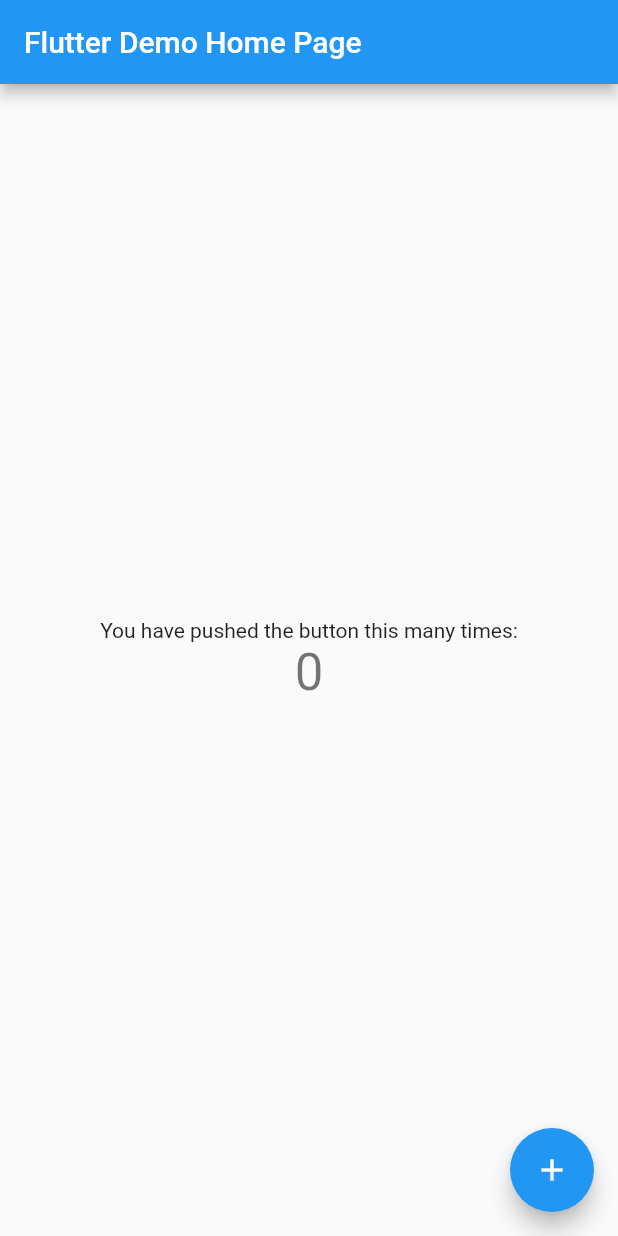
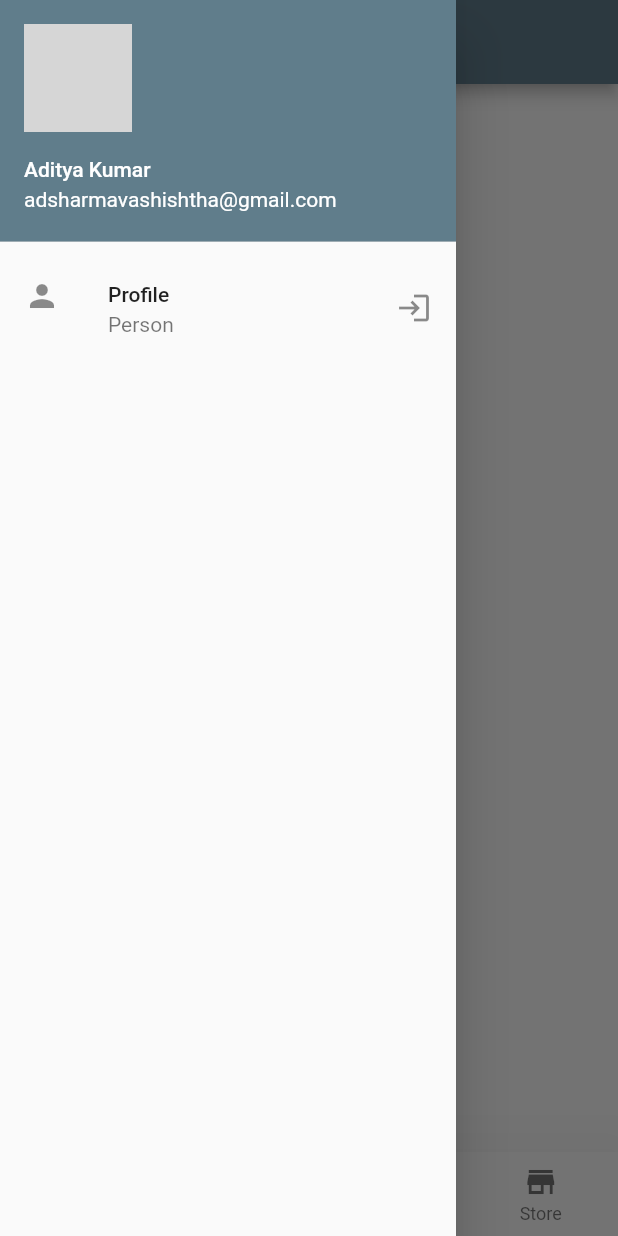
Before and after one commit to imCoderAditya/FlutterApp, a Flutter app: the screen it shows after launch, with the side drawer open (before the commit the screen has no drawer), on a phone screen of 412 x 824 dp. Run offline on Flutter 3.47's test engine with Material 2 defaults, Android fonts, the phone set to English and light mode, and no system bars; network calls fail; grey boxes are pictures that could not be loaded.

```diff
--- /dev/null
+++ b/lib/DrawerPage.dart
@@ -0,0 +1,34 @@
+import 'package:flutter/material.dart';
+
+class DrawerPage extends StatelessWidget {
+  DrawerPage({ Key? key }) : super(key: key);
+  String accountName = "Aditya Kumar";
+  String accountEmail = "adsharmavashishtha@gmail.com";
+  @override
+  Widget build(BuildContext context) {
+    return Drawer(
+      child: Column(
+        children: [
+          UserAccountsDrawerHeader(
+            decoration:const BoxDecoration(
+
+             color: Colors.blueGrey,
+            ),
+            accountName: Text(accountName),
+             accountEmail: Text(accountEmail),
+             currentAccountPicture: const CircleAvatar(
+              backgroundColor: Colors.white,
+              backgroundImage: NetworkImage("https://yt3.ggpht.com/ytc/AKedOLRCoHOT7jej4RS5jxwWHslY7hzaug1SaYh6jIU8Hg=s68-c-k-c0x00ffffff-no-rj"),
+              ),
+            ),
+          const ListTile(
+            title: Text("Profile"),
+            leading: Icon(Icons.person),
+            trailing: Icon(Icons.login),
+            subtitle: Text('Person'),
+          )
+        ],
+      ),
+    );
+  }
+}
--- a/lib/main.dart
+++ b/lib/main.dart
@@ -1,115 +1,83 @@
 import 'package:flutter/material.dart';
+import 'package:flutterapp/DrawerPage.dart';
+import 'package:flutterapp/page/DashBoardPage.dart';
+import 'package:flutterapp/page/HomePage.dart';
+import 'package:flutterapp/page/ShopePage.dart';
+import 'package:flutterapp/page/StorePage.dart';
+void main(){
+  runApp(
+    MaterialApp(
+      home:MyApp(),
+      theme: ThemeData(
+        colorScheme: ColorScheme.fromSwatch(
+          primarySwatch: Colors.blueGrey,
+        )
+      ),
+    )
+  );
+}
+class MyApp extends StatefulWidget {
 
-void main() {
-  runApp(const MyApp());
+  @override
+  State<MyApp> createState() => _MyAppState();
 }
 
-class MyApp extends StatelessWidget {
-  const MyApp({Key? key}) : super(key: key);
+class _MyAppState extends State<MyApp> {
 
-  // This widget is the root of your application.
-  @override
-  Widget build(BuildContext context) {
-    return MaterialApp(
-      title: 'Flutter Demo',
-      theme: ThemeData(
-        // This is the theme of your application.
-        //
-        // Try running your application with "flutter run". You'll see the
-        // application has a blue toolbar. Then, without quitting the app, try
-        // changing the primarySwatch below to Colors.green and then invoke
-        // "hot reload" (press "r" in the console where you ran "flutter run",
-        // or simply save your changes to "hot reload" in a Flutter IDE).
-        // Notice that the counter didn't reset back to zero; the application
-        // is not restarted.
-        primarySwatch: Colors.blue,
-      ),
-      home: const MyHomePage(title: 'Flutter Demo Home Page'),
-    );
-  }
-}
+  int _currentIndex = 0;
 
-class MyHomePage extends StatefulWidget {
-  const MyHomePage({Key? key, required this.title}) : super(key: key);
-
-  // This widget is the home page of your application. It is stateful, meaning
-  // that it has a State object (defined below) that contains fields that affect
-  // how it looks.
-
-  // This class is the configuration for the state. It holds the values (in this
-  // case the title) provided by the parent (in this case the App widget) and
-  // used by the build method of the State. Fields in a Widget subclass are
-  // always marked "final".
-
-  final String title;
-
-  @override
-  State<MyHomePage> createState() => _MyHomePageState();
-}
-
-class _MyHomePageState extends State<MyHomePage> {
-  int _counter = 0;
-
-  void _incrementCounter() {
+  List<Widget> _children = const [
+    HomePage(),
+    DashBoard(),
+    ShopePage(),
+    StorePage(),
+    ];
+ void onTabBar(int index){
    setState(() {
-      // This call to setState tells the Flutter framework that something has
-      // changed in this State, which causes it to rerun the build method below
-      // so that the display can reflect the updated values. If we changed
-      // _counter without calling setState(), then the build method would not be
-      // called again, and so nothing would appear to happen.
-      _counter++;
+     _currentIndex = index;
    });
  }
 
   @override
   Widget build(BuildContext context) {
-    // This method is rerun every time setState is called, for instance as done
-    // by the _incrementCounter method above.
-    //
-    // The Flutter framework has been optimized to make rerunning build methods
-    // fast, so that you can just rebuild anything that needs updating rather
-    // than having to individually change instances of widgets.
     return Scaffold(
       appBar: AppBar(
-        // Here we take the value from the MyHomePage object that was created by
-        // the App.build method, and use it to set our appbar title.
-        title: Text(widget.title),
+         title: const Text("Flutter App"),
         ),
-      body: Center(
-        // Center is a layout widget. It takes a single child and positions it
-        // in the middle of the parent.
-        child: Column(
-          // Column is also a layout widget. It takes a list of children and
-          // arranges them vertically. By default, it sizes itself to fit its
-          // children horizontally, and tries to be as tall as its parent.
-          //
-          // Invoke "debug painting" (press "p" in the console, choose the
-          // "Toggle Debug Paint" action from the Flutter Inspector in Android
-          // Studio, or the "Toggle Debug Paint" command in Visual Studio Code)
-          // to see the wireframe for each widget.
-          //
-          // Column has various properties to control how it sizes itself and
-          // how it positions its children. Here we use mainAxisAlignment to
-          // center the children vertically; the main axis here is the vertical
-          // axis because Columns are vertical (the cross axis would be
-          // horizontal).
-          mainAxisAlignment: MainAxisAlignment.center,
-          children: <Widget>[
-            const Text(
-              'You have pushed the button this many times:',
+        floatingActionButtonAnimator: FloatingActionButtonAnimator.scaling,
+        floatingActionButtonLocation: FloatingActionButtonLocation.centerDocked,
+        floatingActionButton:FloatingActionButton(
+          onPressed: ()=>null,
+          child:const Icon(Icons.person),
           ),
-            Text(
-              '$_counter',
-              style: Theme.of(context).textTheme.headline4,
+        drawer:DrawerPage(),
+        body: _children[_currentIndex],
+        bottomNavigationBar:BottomNavigationBar(
+          currentIndex: _currentIndex,
+          elevation: 40,
+          onTap: onTabBar,
+          type: BottomNavigationBarType.fixed,
+          items:const <BottomNavigationBarItem> [
+            BottomNavigationBarItem(
+              icon: Icon(Icons.home),
+              label: 'Home',
               ),
-          ],
+            BottomNavigationBarItem(
+              icon: Icon(Icons.dashboard),
+              label: "DashBoard",
               ),
+            BottomNavigationBarItem(
+              icon: Icon(Icons.shop_two_rounded),
+              label: "Shop",
               ),
-      floatingActionButton: FloatingActionButton(
-        onPressed: _incrementCounter,
-        tooltip: 'Increment',
-        child: const Icon(Icons.add),
-      ), // This trailing comma makes auto-formatting nicer for build methods.
+            BottomNavigationBarItem(
+              icon: Icon(Icons.store),
+              label: "Store",
+              ),
+          ]
+          ),
       );
+
+
   }
 }
--- /dev/null
+++ b/lib/page/DashBoardPage.dart
@@ -0,0 +1,12 @@
+import 'package:flutter/material.dart';
+
+class DashBoard extends StatelessWidget {
+  const DashBoard({ Key? key }) : super(key: key);
+
+  @override
+  Widget build(BuildContext context) {
+    return const Material(
+       child: Center(child: Text("DashBoard Page")),
+    );
+  }
+}
--- /dev/null
+++ b/lib/page/HomePage.dart
@@ -0,0 +1,12 @@
+import 'package:flutter/material.dart';
+
+class HomePage extends StatelessWidget {
+  const HomePage({ Key? key }) : super(key: key);
+
+  @override
+  Widget build(BuildContext context) {
+    return const Material(
+       child: Center(child: Text("Home Page")),
+    );
+  }
+}
--- /dev/null
+++ b/lib/page/ShopePage.dart
@@ -0,0 +1,12 @@
+import 'package:flutter/material.dart';
+
+class ShopePage extends StatelessWidget {
+  const ShopePage({ Key? key }) : super(key: key);
+
+  @override
+  Widget build(BuildContext context) {
+    return const Material(
+       child: Center(child: Text("Shope Page")),
+    );
+  }
+}
--- /dev/null
+++ b/lib/page/StorePage.dart
@@ -0,0 +1,12 @@
+import 'package:flutter/material.dart';
+
+class StorePage extends StatelessWidget {
+  const StorePage({ Key? key }) : super(key: key);
+
+  @override
+  Widget build(BuildContext context) {
+   return const Material(
+       child: Center(child: Text("Store Page")),
+    );
+  }
+}
```
Lines whose indentation alone changed are shown as unchanged.
